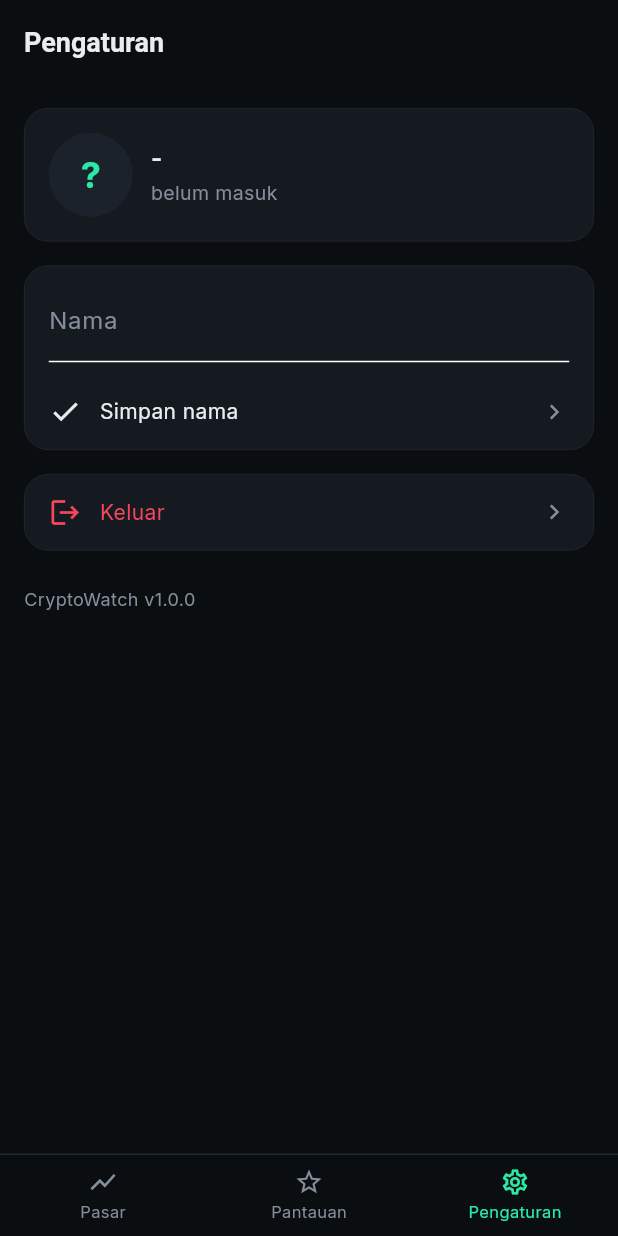
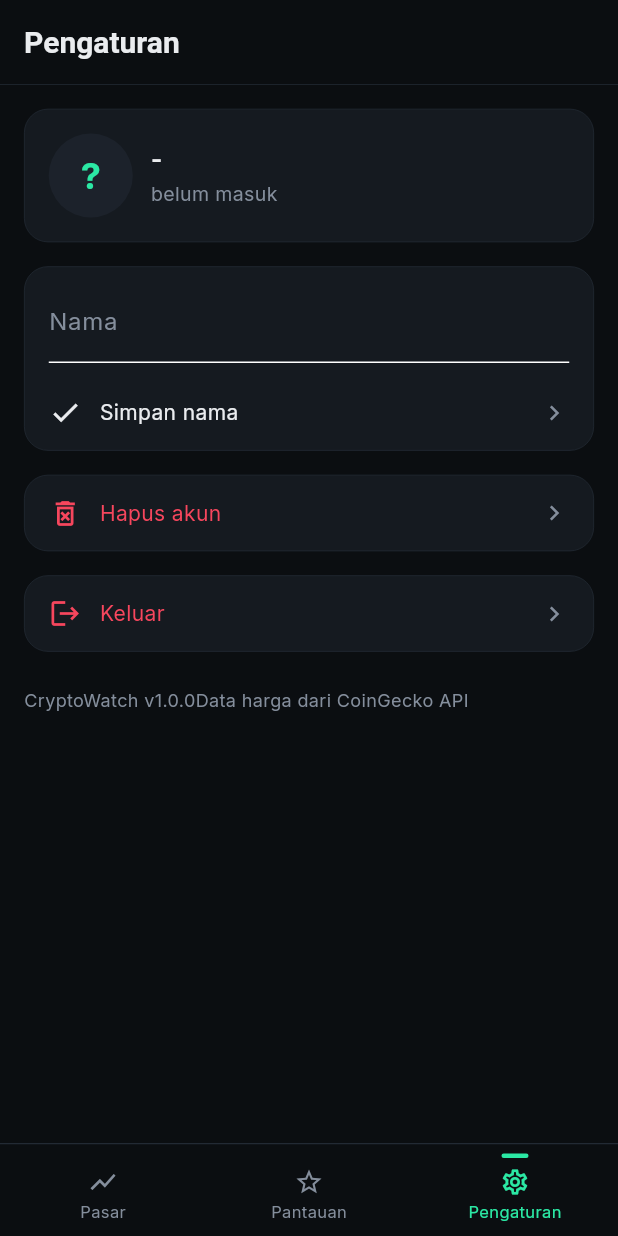
Before and after one commit to fienda87/cryptowatch, a Flutter app: the screen it shows once a user with an empty profile is signed in, item 3 of the bottom bar chosen, after a tap on "Ubah nama", on a phone screen of 412 x 824 dp. Run offline on Flutter 3.47's test engine with Material 3 defaults, Android fonts, the phone set to English and light mode, and no system bars; our stand-ins replace cached_network_image, cloud_firestore, firebase_auth, firebase_core, fl_chart, google_fonts and 2 more; accounts and stored records are empty; network calls fail.

Commit message:
fitur hapus akun, halaman privasi, aset store, signing release

```diff
--- a/lib/app.dart
+++ b/lib/app.dart
@@ -27,11 +27,21 @@ class _HalamanUtamaState extends State<HalamanUtama> {
           });
         },
         child: Container(
-          padding: EdgeInsets.only(top: 8, bottom: 8),
+          padding: EdgeInsets.only(top: 6, bottom: 8),
           color: WarnaApp.latar,
           child: Column(
             mainAxisSize: MainAxisSize.min,
             children: [
+              // garis kecil penanda tab aktif
+              Container(
+                width: 18,
+                height: 3,
+                decoration: BoxDecoration(
+                  color: aktif ? WarnaApp.aksen : Colors.transparent,
+                  borderRadius: BorderRadius.circular(2),
+                ),
+              ),
+              SizedBox(height: 6),
               Icon(
                 ikon,
                 color: aktif ? WarnaApp.aksen : WarnaApp.teksRedup,
@@ -84,6 +94,10 @@ class _HalamanUtamaState extends State<HalamanUtama> {
           title: Text(
             tab == 0 ? 'Pasar' : (tab == 1 ? 'Pantauan' : 'Pengaturan'),
           ),
+          bottom: PreferredSize(
+            preferredSize: Size.fromHeight(0.5),
+            child: Container(height: 0.5, color: WarnaApp.pemisah),
+          ),
         ),
         // landscape:
         body: SafeArea(top: false, bottom: false, child: isi),
--- a/lib/layar/pantauan.dart
+++ b/lib/layar/pantauan.dart
@@ -19,6 +19,8 @@ class LayarPantauan extends StatelessWidget {
         if (daftarFavorit.isEmpty) {
           return isiKosong();
         }
+        var jumlahNaik = daftarFavorit.where((k) => k.perubahan24j >= 0).length;
+        var jumlahTurun = daftarFavorit.length - jumlahNaik;
         return RefreshIndicator(
           onRefresh: () async {
             var pesan = ScaffoldMessenger.of(context);
@@ -36,11 +38,32 @@ class LayarPantauan extends StatelessWidget {
             physics: AlwaysScrollableScrollPhysics(),
             padding: EdgeInsets.all(16),
             children: [
-              Padding(
-                padding: EdgeInsets.only(bottom: 12),
-                child: Text(
-                  '${daftarFavorit.length} aset dipantau',
-                  style: TextStyle(color: WarnaApp.teksRedup, fontSize: 13),
+              Container(
+                margin: EdgeInsets.only(bottom: 12),
+                padding: EdgeInsets.all(12),
+                decoration: BoxDecoration(
+                  color: WarnaApp.permukaan,
+                  borderRadius: BorderRadius.circular(12),
+                  border: Border.all(color: WarnaApp.pemisah, width: 0.5),
+                ),
+                child: Row(
+                  children: [
+                    Icon(Icons.star, size: 18, color: WarnaApp.bintang),
+                    SizedBox(width: 8),
+                    Text(
+                      '${daftarFavorit.length} aset dipantau',
+                      style: TextStyle(
+                        color: WarnaApp.teksUtama,
+                        fontSize: 13,
+                        fontWeight: FontWeight.w700,
+                      ),
+                    ),
+                    Spacer(),
+                    Text(
+                      '$jumlahNaik naik · $jumlahTurun turun',
+                      style: TextStyle(color: WarnaApp.teksRedup, fontSize: 12),
+                    ),
+                  ],
                 ),
               ),
               for (var koin in daftarFavorit)
--- a/lib/layar/pasar.dart
+++ b/lib/layar/pasar.dart
@@ -201,14 +201,41 @@ class _LayarPasarState extends State<LayarPasar> {
             ),
           ),
 
-          SizedBox(height: 8),
+          SizedBox(height: 16),
+          Row(
+            children: [
               Text(
-            'Daftar Koin',
+                'Daftar koin',
                 style: TextStyle(
                   color: WarnaApp.teksUtama,
                   fontSize: 16,
                   fontWeight: FontWeight.w700,
                 ),
+              ),
+              Spacer(),
+              Text(
+                '${hasil.length} koin',
+                style: TextStyle(color: WarnaApp.teksRedup, fontSize: 12),
+              ),
+              SizedBox(width: 8),
+              GestureDetector(
+                onTap: () {
+                  muatKoin(paksa: true);
+                },
+                child: Container(
+                  padding: EdgeInsets.all(6),
+                  decoration: BoxDecoration(
+                    color: WarnaApp.permukaanTinggi,
+                    shape: BoxShape.circle,
+                  ),
+                  child: Icon(
+                    Icons.refresh,
+                    size: 16,
+                    color: WarnaApp.teksRedup,
+                  ),
+                ),
+              ),
+            ],
           ),
           SizedBox(height: 8),
 
@@ -249,15 +276,16 @@ class _LayarPasarState extends State<LayarPasar> {
         margin: EdgeInsets.only(right: 8),
         padding: EdgeInsets.symmetric(horizontal: 14, vertical: 8),
         decoration: BoxDecoration(
-          color: aktif ? WarnaApp.permukaanTinggi : WarnaApp.permukaan,
+          color: aktif ? WarnaApp.aksen : WarnaApp.permukaan,
           borderRadius: BorderRadius.circular(20),
-          border: Border.all(color: WarnaApp.pemisah),
+          border: Border.all(color: aktif ? WarnaApp.aksen : WarnaApp.pemisah),
         ),
         child: Text(
           teks,
           style: TextStyle(
-            color: aktif ? WarnaApp.teksUtama : WarnaApp.teksRedup,
+            color: aktif ? Colors.black : WarnaApp.teksRedup,
             fontSize: 13,
+            fontWeight: aktif ? FontWeight.w700 : FontWeight.w400,
           ),
         ),
       ),
--- a/lib/layar/pengaturan.dart
+++ b/lib/layar/pengaturan.dart
@@ -60,6 +60,49 @@ class _LayarPengaturanState extends State<LayarPengaturan> {
     var toko = await SharedPreferences.getInstance();
     await toko.setString('nama', isi);
     await simpanNamaAwan(isi);
+  }
+
+  // hapus akun, semua data ikut hilang
+  void konfirmasiHapus() async {
+    var pesan = ScaffoldMessenger.of(context);
+    var setuju = await showDialog(
+      context: context,
+      builder: (c) {
+        return AlertDialog(
+          title: Text('Hapus akun?'),
+          content: Text('Akun, nama, dan pantauanmu dihapus permanen.'),
+          actions: [
+            TextButton(
+              onPressed: () {
+                Navigator.pop(c, false);
+              },
+              child: Text('Batal'),
+            ),
+            TextButton(
+              onPressed: () {
+                Navigator.pop(c, true);
+              },
+              child: Text('Hapus', style: TextStyle(color: WarnaApp.rugi)),
+            ),
+          ],
+        );
+      },
+    );
+
+    if (setuju != true) {
+      return;
+    }
+
+    var galat = await hapusAkun();
+    if (galat != '') {
+      pesan.showSnackBar(SnackBar(content: Text(galat)));
+      return;
+    }
+
+    var toko = await SharedPreferences.getInstance();
+    await toko.clear();
+    favorit = {};
+    versiFavorit.value = versiFavorit.value + 1;
   }
 
   String inisial() {
@@ -202,6 +245,41 @@ class _LayarPengaturanState extends State<LayarPengaturan> {
                 borderRadius: BorderRadius.circular(16),
                 border: Border.all(color: WarnaApp.pemisah, width: 0.5),
               ),
+              child: GestureDetector(
+                onTap: konfirmasiHapus,
+                child: Padding(
+                  padding: EdgeInsets.symmetric(horizontal: 16, vertical: 14),
+                  child: Row(
+                    children: [
+                      Icon(
+                        Icons.delete_forever_outlined,
+                        size: 22,
+                        color: WarnaApp.rugi,
+                      ),
+                      SizedBox(width: 12),
+                      Expanded(
+                        child: Text(
+                          'Hapus akun',
+                          style: TextStyle(color: WarnaApp.rugi),
+                        ),
+                      ),
+                      Icon(
+                        Icons.chevron_right,
+                        size: 20,
+                        color: WarnaApp.teksRedup,
+                      ),
+                    ],
+                  ),
+                ),
+              ),
+            ),
+            SizedBox(height: 16),
+            Container(
+              decoration: BoxDecoration(
+                color: WarnaApp.permukaan,
+                borderRadius: BorderRadius.circular(16),
+                border: Border.all(color: WarnaApp.pemisah, width: 0.5),
+              ),
 
               child: GestureDetector(
                 onTap: () {
@@ -264,6 +342,11 @@ class _LayarPengaturanState extends State<LayarPengaturan> {
                   'CryptoWatch v1.0.0',
                   style: TextStyle(color: WarnaApp.teksRedup, fontSize: 12),
                 ),
+                SizedBox(height: 4),
+                Text(
+                  'Data harga dari CoinGecko API',
+                  style: TextStyle(color: WarnaApp.teksRedup, fontSize: 12),
+                ),
               ],
             ),
           ],
--- a/lib/layar/widgets/kerangka_koin.dart
+++ b/lib/layar/widgets/kerangka_koin.dart
@@ -10,7 +10,7 @@ class KerangkaKoin extends StatelessWidget {
   Widget build(BuildContext context) {
     return Container(
       margin: EdgeInsets.only(bottom: 8),
-      padding: EdgeInsets.all(12),
+      padding: EdgeInsets.all(14),
       decoration: BoxDecoration(
         color: WarnaApp.permukaan,
         borderRadius: BorderRadius.circular(12),
@@ -19,8 +19,8 @@ class KerangkaKoin extends StatelessWidget {
       child: Row(
         children: [
           Container(
-            width: 36,
-            height: 36,
+            width: 40,
+            height: 40,
             decoration: BoxDecoration(
               color: WarnaApp.permukaanTinggi,
               shape: BoxShape.circle,
--- a/lib/theme/tema.dart
+++ b/lib/theme/tema.dart
@@ -26,7 +26,7 @@ class TemaApp {
         titleTextStyle: TextStyle(
           color: WarnaApp.teksUtama,
           fontWeight: FontWeight.w700,
-          fontSize: 18,
+          fontSize: 20,
         ),
       ),
       // dialog disamain sama warna app, ukuran teksnya seimbang
--- a/pubspec.yaml
+++ b/pubspec.yaml
@@ -63,7 +63,6 @@ flutter:
 
   assets:
     - assets/icon/app_icon.png
-    - assets/images/produk.jpg
   # To add assets to your application, add an assets section, like this:
   # assets:
   #   - images/a_dot_burr.jpeg
```
Also changed, not shown: lib/layanan/auth.dart (+25 -0 lines), store/grafis-fitur-1024x500.jpg (added), store/ikon-512.png (added), 9 other files. Lines whose indentation alone changed are shown as unchanged.
